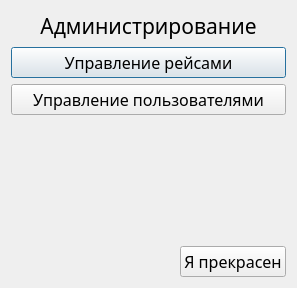
Qt form dialog_menuadmin.ui (zloysergunya/IS_Airport) before a commit.
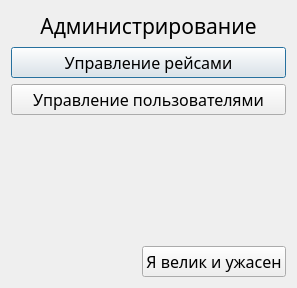
The same form after that commit.

Diff of the .ui file:
```diff
--- a/dialog_menuadmin.ui
+++ b/dialog_menuadmin.ui
@@ -98,7 +98,7 @@
         </font>
        </property>
        <property name="text">
-        <string>Я прекрасен</string>
+        <string>Я велик и ужасен</string>
        </property>
       </widget>
      </item>
```
Left out of the diff: 6 changed lines with no effect on the pictures.
